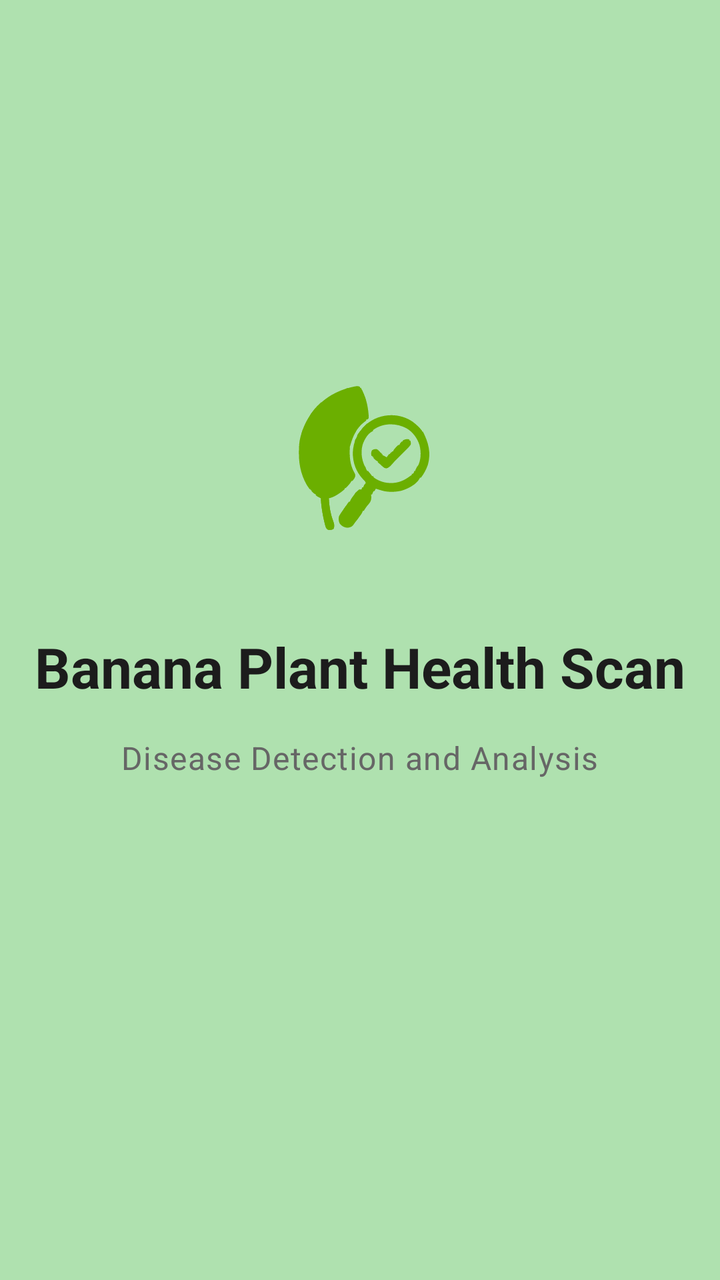
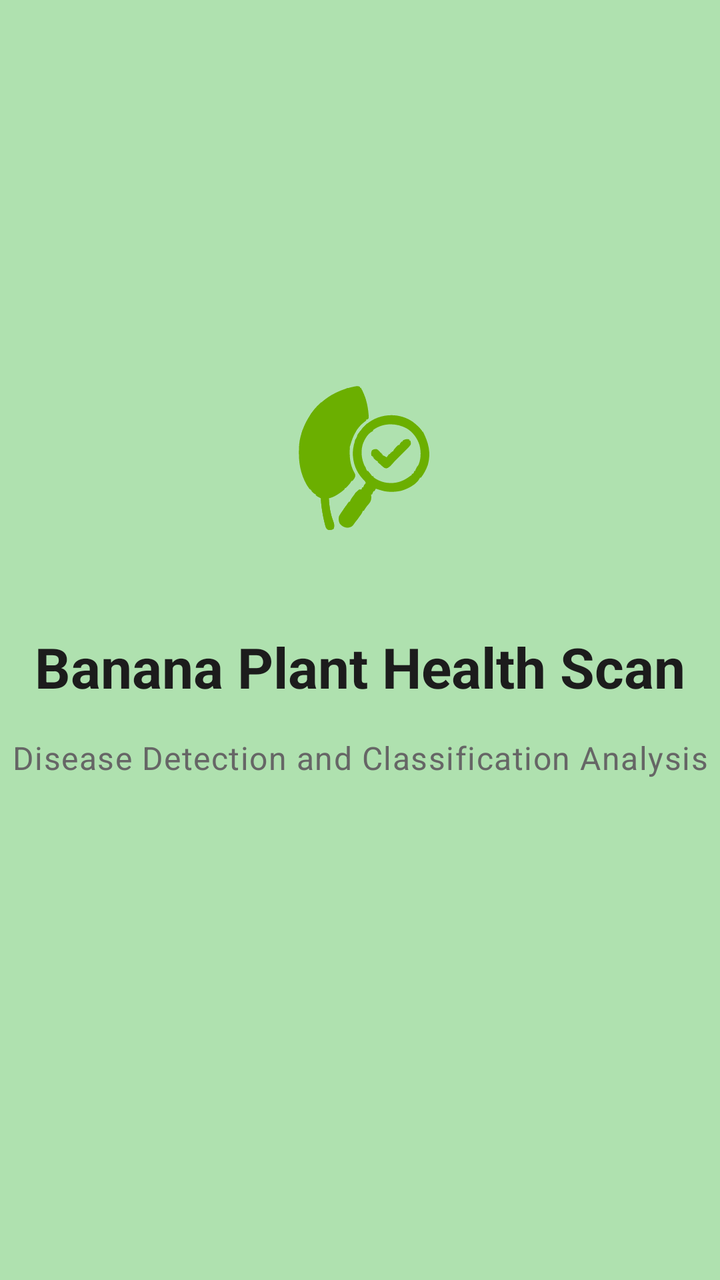

An Android layout rendered at two revisions. The XML below is the earlier revision; the diff shows what the commit changed to produce the second picture.
<!-- AndroidManifest.xml: application theme Theme.CapstoneProjectApp -->
<!-- res/layout/activity_splash.xml -->
<?xml version="1.0" encoding="utf-8"?>
<androidx.constraintlayout.widget.ConstraintLayout xmlns:android="http://schemas.android.com/apk/res/android"
    xmlns:app="http://schemas.android.com/apk/res-auto"
    android:layout_width="match_parent"
    android:layout_height="match_parent"
    android:background="@color/Soft_Mint_Green">

    <LinearLayout
        android:layout_width="wrap_content"
        android:layout_height="wrap_content"
        android:orientation="vertical"
        android:gravity="center"
        app:layout_constraintBottom_toBottomOf="parent"
        app:layout_constraintEnd_toEndOf="parent"
        app:layout_constraintStart_toStartOf="parent"
        app:layout_constraintTop_toTopOf="parent">

        <com.google.android.material.imageview.ShapeableImageView
            android:layout_width="120dp"
            android:layout_height="120dp"
            android:layout_marginBottom="24dp"
            app:srcCompat="@drawable/ic_magnify_leaf"
            android:tint="@color/Deep_Natural_Green"
            app:shapeAppearanceOverlay="@style/ShapeAppearance.Material3.Corner.Large" />

        <com.google.android.material.textview.MaterialTextView
            android:layout_width="wrap_content"
            android:layout_height="wrap_content"
            android:text="Banana Plant Health Scan"
            android:textAppearance="@style/TextAppearance.Material3.HeadlineMedium"
            android:textStyle="bold"
            android:textColor="@color/Near_Black"
            android:gravity="center"
            android:layout_marginBottom="16dp" />

        <com.google.android.material.textview.MaterialTextView
            android:layout_width="wrap_content"
            android:layout_height="wrap_content"
            android:text="Disease Detection and Analysis"
            android:textAppearance="@style/TextAppearance.Material3.BodyLarge"
            android:textColor="@color/Muted_Gray"
            android:layout_marginBottom="32dp" />

        <ProgressBar
            android:layout_width="wrap_content"
            android:layout_height="wrap_content"
            android:indeterminateTint="@color/Deep_Natural_Green" />

    </LinearLayout>

</androidx.constraintlayout.widget.ConstraintLayout>
<!-- resources referenced by this layout -->
<resources>
  <color name="Deep_Natural_Green">#6BAF00</color>
  <color name="Muted_Gray">#666666</color>
  <color name="Near_Black">#1C1C1C</color>
  <color name="Soft_Mint_Green">#AFE1AF</color>
  <!-- drawable ic_magnify_leaf: vector/xml drawable (drawable, 20623 chars, omitted) -->
  <style name="Theme.CapstoneProjectApp" parent="Base.Theme.CapstoneProjectApp" />
  <style name="Base.Theme.CapstoneProjectApp" parent="Theme.Material3.DayNight.NoActionBar">
          
          <item name="colorPrimary">@color/Deep_Natural_Green</item>
          <item name="colorPrimaryVariant">@color/Mild_Tone_Green</item>
          <item name="colorOnPrimary">@android:color/white</item>
          
          
          <item name="colorSecondary">@color/Bright_Lime_Green</item>
          <item name="colorSecondaryVariant">@color/Mild_Tone_Green</item>
          <item name="colorOnSecondary">@android:color/white</item>
          
          
          <item name="android:colorBackground">@color/Soft_Mint_Green</item>
          <item name="colorSurface">@android:color/white</item>
          <item name="colorOnBackground">@color/Near_Black</item>
          <item name="colorOnSurface">@color/Near_Black</item>
          
          
          <item name="android:statusBarColor">@color/Deep_Natural_Green</item>
          <item name="android:windowLightStatusBar">false</item>
          
          
          <item name="android:navigationBarColor">@color/Deep_Natural_Green</item>
          
          
          <item name="bottomNavigationStyle">@style/Widget.App.BottomNavigationView</item>
      </style>
  <color name="Mild_Tone_Green">#7DA97D</color>&gt;
  <color name="Bright_Lime_Green">#A3D900</color>
  <style name="Widget.App.BottomNavigationView" parent="Widget.Material3.BottomNavigationView">
          <item name="materialThemeOverlay">@style/ThemeOverlay.App.BottomNavigationView</item>
          <item name="itemIconTint">@color/bottom_nav_color</item>
          <item name="itemTextColor">@color/bottom_nav_color</item>
          <item name="itemRippleColor">@color/Mild_Tone_Green</item>
      </style>
  <style name="ThemeOverlay.App.BottomNavigationView" parent="">
          <item name="colorPrimary">@color/Deep_Natural_Green</item>
          <item name="colorOnPrimary">@color/Muted_Gray</item>
          <item name="colorSurface">@android:color/white</item>
      </style>
</resources>

<!-- the commit's change to res/layout/activity_splash.xml (unified diff, before → after) -->
@@ -36,7 +36,7 @@
         <com.google.android.material.textview.MaterialTextView
             android:layout_width="wrap_content"
             android:layout_height="wrap_content"
-            android:text="Disease Detection and Analysis"
+            android:text="Disease Detection and Classification Analysis"
             android:textAppearance="@style/TextAppearance.Material3.BodyLarge"
             android:textColor="@color/Muted_Gray"
             android:layout_marginBottom="32dp" />
<!-- resource entries referenced after the edit -->
@@ -6,7 +6,7 @@
   <color name="Soft_Mint_Green">#AFE1AF</color>
   <!-- drawable ic_magnify_leaf: vector/xml drawable (drawable, 20623 chars, omitted) -->
   <style name="Theme.CapstoneProjectApp" parent="Base.Theme.CapstoneProjectApp" />
-  <style name="Base.Theme.CapstoneProjectApp" parent="Theme.Material3.DayNight.NoActionBar">
+  <style name="Base.Theme.CapstoneProjectApp" parent="Theme.Material3.Light.NoActionBar">
           
           <item name="colorPrimary">@color/Deep_Natural_Green</item>
           <item name="colorPrimaryVariant">@color/Mild_Tone_Green</item>
@@ -31,6 +31,9 @@
           <item name="android:navigationBarColor">@color/Deep_Natural_Green</item>
           
           
+          <item name="android:forceDarkAllowed">false</item>
+  
+          
           <item name="bottomNavigationStyle">@style/Widget.App.BottomNavigationView</item>
       </style>
   <color name="Mild_Tone_Green">#7DA97D</color>&gt;
